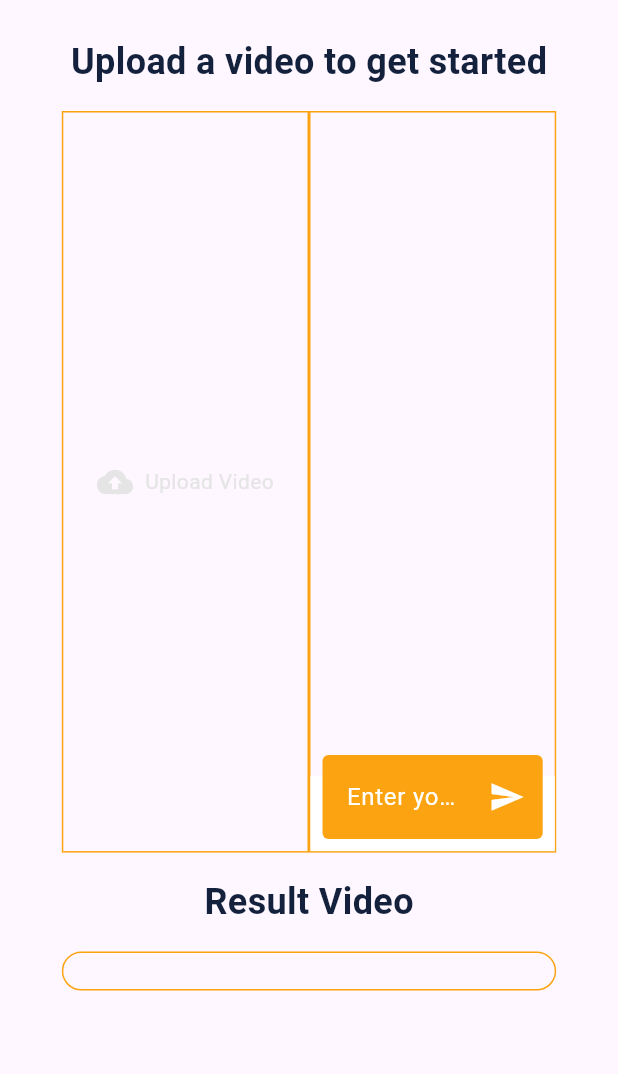
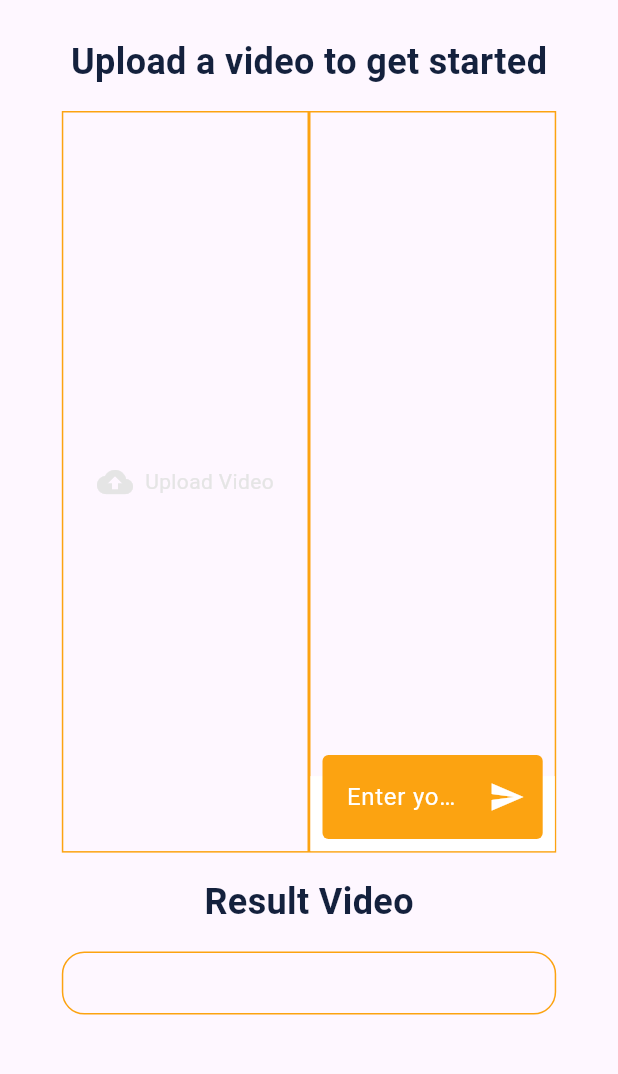
Before and after one commit to rlaminseok0824/Video_Moment_Search, a Flutter app: the WebHomePage screen opened directly, after a tap on "Upload Video", on a phone screen of 412 x 824 dp, the part 84-1158 px from its top. Run offline on Flutter 3.47's test engine with Material 3 defaults, Android fonts, the phone set to English and light mode, and no system bars; our stand-ins replace chewie, cross_file, file_picker, image_picker, video_player; missing offline and left inert: dart:html, dart:js, ffmpeg_wasm, universal_html.

Commit message:
ADD: change result video style

```diff
--- a/lib/web/web_home_page.dart
+++ b/lib/web/web_home_page.dart
@@ -31,6 +31,20 @@ class _WebHomePageState extends State<WebHomePage> {
   final statistics = ValueNotifier<String?>(null);
 
   bool isLoading = false;
+
+  @override
+  void initState() {
+    super.initState();
+    loadFFmpeg();
+  }
+
+  @override
+  void dispose() {
+    progress.dispose();
+    statistics.dispose();
+
+    super.dispose();
+  }
 
   AppBar _buildAppBar() {
     return AppBar(
@@ -184,7 +198,6 @@ class _WebHomePageState extends State<WebHomePage> {
     return InkWell(
       onTap: () async {
         try {
-          await loadFFmpeg();
           await pickFile();
           if (videoTitle != null) {
             controller =
@@ -217,7 +230,6 @@ class _WebHomePageState extends State<WebHomePage> {
 
   Widget _buildResult() {
     double width = MediaQuery.of(context).size.width * 0.8;
-
     return Column(
       children: [
         const Center(
@@ -226,7 +238,8 @@ class _WebHomePageState extends State<WebHomePage> {
             style: TextStyle(
               color: Color(0xff14213D),
               fontSize: 24,
-                fontWeight: FontWeight.bold),
+              fontWeight: FontWeight.bold,
+            ),
           ),
         ),
         const SizedBox(height: 16),
@@ -237,20 +250,34 @@ class _WebHomePageState extends State<WebHomePage> {
             borderRadius: BorderRadius.circular(15),
             border: Border.all(color: const Color(0xffFCA311), width: 1),
           ),
+          child: Padding(
+            padding: const EdgeInsets.all(8.0),
             child: Column(
-              mainAxisAlignment: MainAxisAlignment.center,
               children: semiResultControllers.map((controller) {
-                return SizedBox(
+                return Padding(
+                  padding: const EdgeInsets.only(bottom: 16.0),
+                  child: ConstrainedBox(
+                    constraints: BoxConstraints(maxWidth: 400),
+                    child: SizedBox(
                       height: 200,
+                      child: Container(
+                        decoration: BoxDecoration(
+                          border: Border.all(color: Colors.black),
+                        ),
                         child: Chewie(
                           controller: ChewieController(
                             videoPlayerController: controller,
                             aspectRatio: controller.value.aspectRatio,
                           ),
                         ),
+                      ),
+                    ),
+                  ),
                 );
               }).toList(),
-            )),
+            ),
+          ),
+        ),
       ],
     );
   }
@@ -275,7 +302,7 @@ class _WebHomePageState extends State<WebHomePage> {
         )));
   }
 
-  Future<void> loadFFmpeg() async {
+  void loadFFmpeg() async {
     ffmpeg = createFFmpeg(CreateFFmpegParam(
         log: true,
         corePath: 'https://unpkg.com/@ffmpeg/core@0.11.0/dist/ffmpeg-core.js'));
```
Lines whose indentation alone changed are shown as unchanged.
